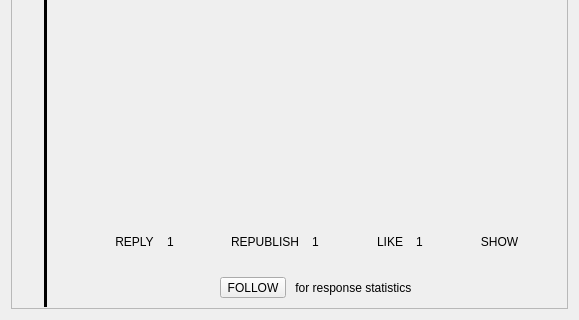
This is retroshare-gui/src/gui/TheWire/PulseReply.ui in RetroShare/RetroShare as Qt 5 draws it before an edit; both pictures show x 0 to 579 and y 158 to 478 of the 579 by 478 pixel window. The edited form follows.
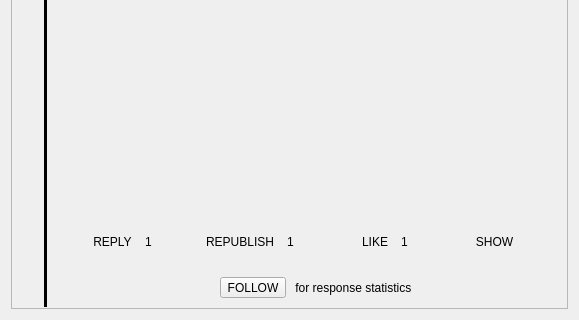
This is the edited form. Icons and pictures are not drawn. Custom widgets are drawn as their Qt base class.

```diff
--- a/retroshare-gui/src/gui/TheWire/PulseReply.ui
+++ b/retroshare-gui/src/gui/TheWire/PulseReply.ui
@@ -139,19 +139,6 @@
         <layout class="QHBoxLayout" name="horizontalLayout_5">
          <item>
           <layout class="QHBoxLayout" name="horizontalLayout">
-           <item>
-            <spacer name="horizontalSpacer_8">
-             <property name="orientation">
-              <enum>Qt::Horizontal</enum>
-             </property>
-             <property name="sizeHint" stdset="0">
-              <size>
-               <width>40</width>
-               <height>20</height>
-              </size>
-             </property>
-            </spacer>
-           </item>
            <item>
             <widget class="QToolButton" name="toolButton_reply">
              <property name="text">
```
